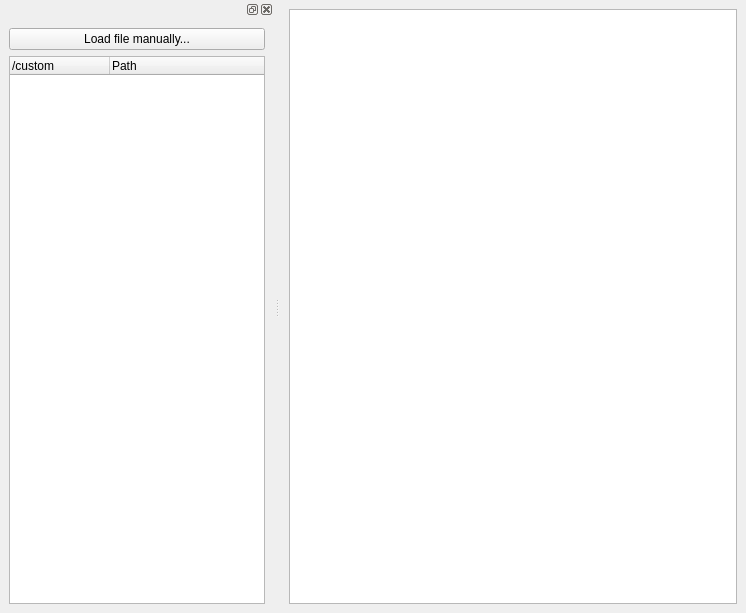
This is tools/setupfiletool/ui/mainwindow.ui in mlz-ictrl/nicos as Qt 5 draws it before an edit. The edited form follows.
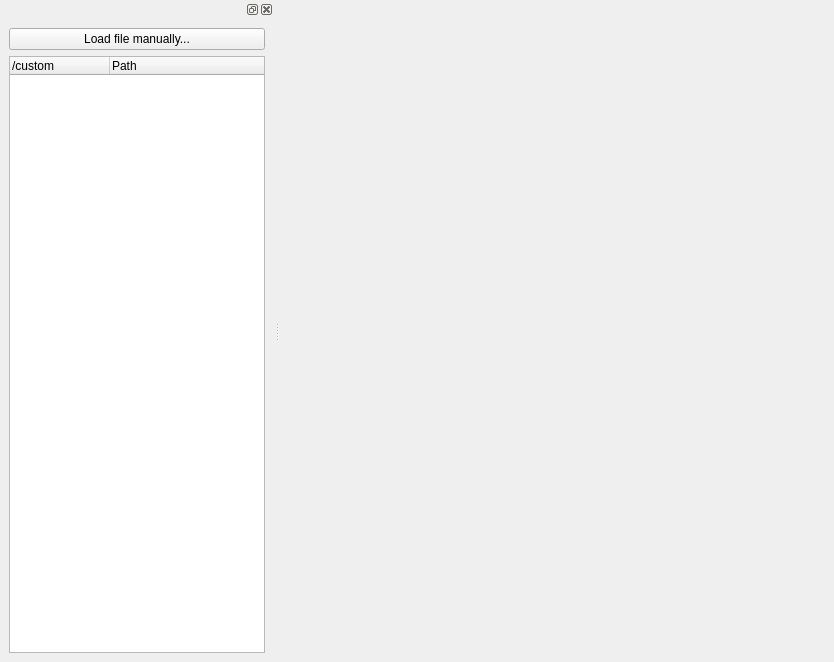
This is the edited form.

Commit message:
tools/setupfiletool: GUI widgets for setups
Users can now select setups. Appropriate widgets will be displayed in the
working area. Widgets don't get any data yet.
Users can also select a device, a placeholder widget will be displayed
(so at least the program won't crash).

Diff of the .ui file:
```diff
--- a/tools/setupfiletool/ui/mainwindow.ui
+++ b/tools/setupfiletool/ui/mainwindow.ui
@@ -6,22 +6,17 @@
    <rect>
     <x>0</x>
     <y>0</y>
-    <width>746</width>
-    <height>613</height>
+    <width>834</width>
+    <height>662</height>
    </rect>
   </property>
   <property name="windowTitle">
    <string>SetupFileTool</string>
   </property>
   <widget class="QWidget" name="centralwidget">
-   <layout class="QVBoxLayout" name="verticalLayout">
-    <item>
-     <widget class="QTextEdit" name="textEdit">
-      <property name="font">
-       <font>
-        <family>Droid Sans Mono</family>
-       </font>
-      </property>
+   <layout class="QGridLayout" name="gridLayout">
+    <item row="0" column="0">
+     <widget class="QStackedWidget" name="workarea">
      </widget>
     </item>
    </layout>
```
The commit also changes 5 other files.
